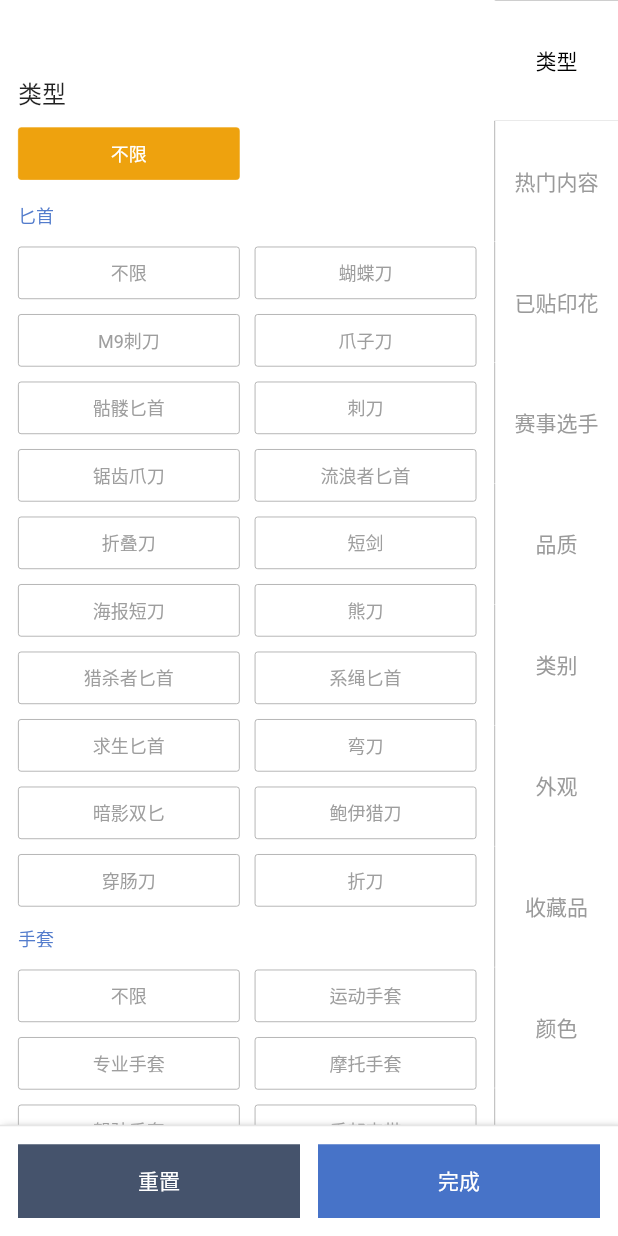
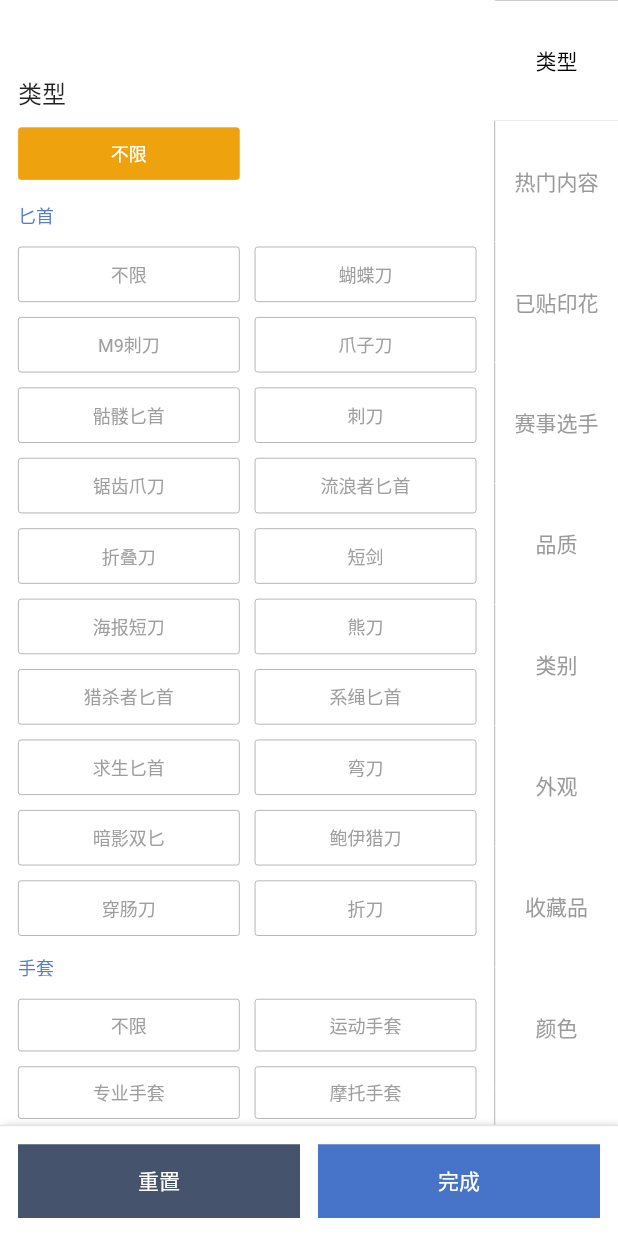
Before and after one commit to wdnmd1099/BUFF, a Flutter app: the SeachPage widget shown alone on an empty page, opened directly, on a phone screen of 412 x 824 dp. Run offline on Flutter 3.47's test engine with Material 2 defaults, Android fonts, the phone set to English and light mode, and no system bars; our stand-ins replace bot_toast, flutter_svg.

Commit message:
更新保存4,修改类目页gridview的padding为0，修复手机端显示bug

```diff
--- a/lib/screen/seachPage.dart
+++ b/lib/screen/seachPage.dart
@@ -190,7 +190,7 @@ class _State extends State<SeachPage> {
                                         delegate: SliverChildBuilderDelegate(
                                               (BuildContext context, int index) {
                                             return Container(
-                                              // color: Colors.red,
+                                              // color: Colors.pink,
                                               padding: EdgeInsets.all(12),
                                               child: const Text('匕首',style: TextStyle(fontSize: 12,color: Color.fromRGBO(83, 124, 204, 1)),),
                                             );
@@ -198,19 +198,26 @@ class _State extends State<SeachPage> {
                                           childCount: 1,
                                         ),
                                       ), //匕首标题
+
+
+
+
                                       SliverList(
                                         delegate: SliverChildBuilderDelegate(
                                               (BuildContext context, int index) {
                                             return Container(
-                                              padding: EdgeInsets.only(left: 12,right: 12),
+                                              // color: Colors.red,
+                                              // alignment: Alignment.topCenter,
+                                              padding: const EdgeInsets.only(left: 12,right: 12),
                                               child: GridView.builder(
+                                                padding: EdgeInsets.all(0),
                                                 itemCount: knife.length,
                                                 shrinkWrap: true,
                                                 physics: const NeverScrollableScrollPhysics(),
                                                 gridDelegate:
                                                 const SliverGridDelegateWithFixedCrossAxisCount(
-                                                  mainAxisExtent: 35,
-                                                  // childAspectRatio:1.2,
+                                                  // mainAxisExtent: 35,
+                                                  childAspectRatio:4,
                                                   crossAxisCount: 2,
                                                   mainAxisSpacing: 10,
                                                   crossAxisSpacing: 10,
@@ -243,7 +250,6 @@ class _State extends State<SeachPage> {
                                                 },
                                               ),
                                             );
-
                                           },
                                           childCount: 1,
                                         ),
@@ -266,6 +272,7 @@ class _State extends State<SeachPage> {
                                             return Container(
                                               padding: EdgeInsets.only(left: 12,right: 12),
                                               child: GridView.builder(
+                                                padding: EdgeInsets.all(0),
                                                 itemCount: glove.length,
                                                 shrinkWrap: true,
                                                 physics: const NeverScrollableScrollPhysics(),
@@ -326,8 +333,9 @@ class _State extends State<SeachPage> {
                                         delegate: SliverChildBuilderDelegate(
                                               (BuildContext context, int index) {
                                             return Container(
-                                              padding: EdgeInsets.only(left: 12,right: 12),
+                                              padding: const EdgeInsets.only(left: 12,right: 12),
                                               child: GridView.builder(
+                                                padding: const EdgeInsets.all(0),
                                                 itemCount: pistol.length,  //list
                                                 shrinkWrap: true,
                                                 physics: const NeverScrollableScrollPhysics(),
@@ -393,6 +401,7 @@ class _State extends State<SeachPage> {
                                             return Container(
                                               padding: EdgeInsets.only(left: 12,right: 12),
                                               child: GridView.builder(
+                                                padding: EdgeInsets.all(0),
                                                 itemCount: submachineGun.length,  //list
                                                 shrinkWrap: true,
                                                 physics: const NeverScrollableScrollPhysics(),
@@ -454,8 +463,9 @@ class _State extends State<SeachPage> {
                                         delegate: SliverChildBuilderDelegate(
                                               (BuildContext context, int index) {
                                             return Container(
-                                              padding: EdgeInsets.only(left: 12,right: 12),
+                                              padding: const EdgeInsets.only(left: 12,right: 12),
                                               child: GridView.builder(
+                                                padding: const EdgeInsets.all(0),
                                                 itemCount: shotgun.length,  //list
                                                 shrinkWrap: true,
                                                 physics: const NeverScrollableScrollPhysics(),
```
